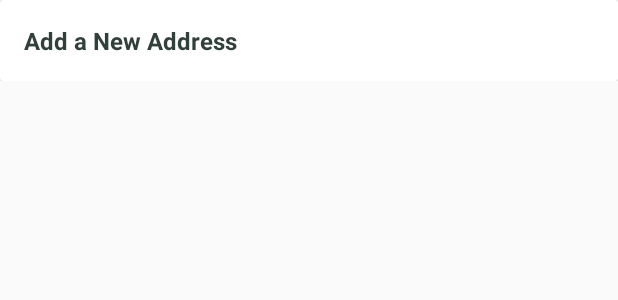
After one commit to PromasterGuru/android-client, an Android app: the layout activity_select_address.xml on its own in the app's theme, with its tools: preview values and no code run, on a phone screen of 412 x 824 dp. The commit adds this screen. Shown: the top 300 px of the screen. Run offline under Robolectric (Android 15) with nearby library versions, the phone set to English and light mode, and no system bars.

Commit message:
Done with address

```diff
--- a/app/src/main/java/com/neeru/client/RegisterationActivity.java
+++ b/app/src/main/java/com/neeru/client/RegisterationActivity.java
@@ -89,7 +89,7 @@ public class RegisterationActivity extends BaseActivity implements View.OnClickL
             mCircularButton.setProgress(50);
 
             JsonRequestHandler jsObjRequest = new JsonRequestHandler
-                    (Request.Method.POST, url, null, this, this,null);
+                    (Request.Method.POST, url, null, this, this, null);
 
 
             NetworkHandler.getInstance(this).addToRequestQueue(jsObjRequest);
--- a/app/src/main/res/layout/activity_final_order.xml
+++ b/app/src/main/res/layout/activity_final_order.xml
@@ -37,6 +37,7 @@
                     android:textStyle="bold" />
 
                 <TextView
+                    android:id="@+id/title_product"
                     android:layout_width="wrap_content"
                     android:layout_height="wrap_content"
                     android:layout_gravity="left"
--- /dev/null
+++ b/app/src/main/res/layout/activity_select_address.xml
@@ -0,0 +1,22 @@
+<?xml version="1.0" encoding="utf-8"?>
+<LinearLayout xmlns:android="http://schemas.android.com/apk/res/android"
+    xmlns:tools="http://schemas.android.com/tools"
+    android:layout_width="match_parent"
+    android:layout_height="match_parent"
+    tools:context="com.neeru.client.SelectAddressActivity">
+
+    <android.support.v4.widget.NestedScrollView
+        android:layout_width="match_parent"
+        android:layout_height="match_parent">
+
+
+        <LinearLayout
+            android:layout_width="match_parent"
+            android:layout_height="wrap_content"
+            android:orientation="vertical">
+
+            <include layout="@layout/add_address" />
+        </LinearLayout>
+
+    </android.support.v4.widget.NestedScrollView>
+</LinearLayout>
--- /dev/null
+++ b/app/src/main/res/layout/add_address.xml
@@ -0,0 +1,103 @@
+<?xml version="1.0" encoding="utf-8"?>
+
+<android.support.v7.widget.CardView xmlns:android="http://schemas.android.com/apk/res/android"
+    xmlns:app="http://schemas.android.com/apk/res-auto"
+    xmlns:card_view="http://schemas.android.com/tools"
+    android:id="@+id/card_view"
+    android:layout_width="match_parent"
+    android:layout_height="match_parent"
+    app:contentPadding="@dimen/activity_horizontal_margin"
+    card_view:cardCornerRadius="4dp">
+
+    <LinearLayout
+        android:layout_width="match_parent"
+        android:layout_height="match_parent"
+        android:orientation="vertical">
+
+
+        <com.neeru.client.views.ReaderFontTextView
+            android:id="@+id/text_add_address"
+            android:layout_width="match_parent"
+            android:layout_height="wrap_content"
+            android:layout_gravity="left|center"
+            android:gravity="center|left"
+            android:text="@string/text_add_new_address"
+            android:textColor="@color/textColorPrimary"
+            android:textSize="@dimen/text_address_size"
+            app:fontName="Roboto_Bold" />
+
+
+        <LinearLayout
+            android:id="@+id/layout_address"
+            android:layout_width="match_parent"
+            android:layout_height="match_parent"
+            android:orientation="vertical"
+            android:visibility="gone">
+
+            <android.support.design.widget.TextInputLayout
+                android:id="@+id/input_layout_name"
+                android:layout_width="match_parent"
+                android:layout_height="wrap_content">
+
+                <EditText
+                    android:id="@+id/input_name"
+                    android:layout_width="match_parent"
+                    android:layout_height="wrap_content"
+                    android:hint="@string/hint_full_name" />
+
+            </android.support.design.widget.TextInputLayout>
+
+            <android.support.design.widget.TextInputLayout
+                android:id="@+id/input_layout_flat"
+                android:layout_width="match_parent"
+                android:layout_height="wrap_content">
+
+                <EditText
+                    android:id="@+id/input_flat"
+                    android:layout_width="match_parent"
+                    android:layout_height="wrap_content"
+                    android:hint="@string/hint_flat" />
+
+            </android.support.design.widget.TextInputLayout>
+
+            <android.support.design.widget.TextInputLayout
+                android:id="@+id/input_layout_colony"
+                android:layout_width="match_parent"
+                android:layout_height="wrap_content">
+
+                <EditText
+                    android:id="@+id/input_colony"
+                    android:layout_width="match_parent"
+                    android:layout_height="wrap_content"
+                    android:hint="@string/hint_colony" />
+
+            </android.support.design.widget.TextInputLayout>
+
+            <android.support.design.widget.TextInputLayout
+                android:id="@+id/input_layout_landmark"
+                android:layout_width="match_parent"
+                android:layout_height="wrap_content">
+
+                <EditText
+                    android:id="@+id/input_landmark"
+                    android:layout_width="match_parent"
+                    android:layout_height="wrap_content"
+                    android:hint="@string/hint_landmark" />
+
+            </android.support.design.widget.TextInputLayout>
+
+            <com.neeru.client.views.ButtonView
+                android:id="@+id/save"
+                android:layout_width="wrap_content"
+                android:layout_height="wrap_content"
+                android:layout_gravity="center"
+                android:layout_marginTop="@dimen/activity_horizontal_margin"
+                android:background="@drawable/drawable_blue"
+                android:text="SAVE"
+                android:textColor="#F8F8F6"
+                android:textSize="18sp"
+                app:fontName="Klavika_Bold" />
+        </LinearLayout>
+
+    </LinearLayout>
+</android.support.v7.widget.CardView>
--- a/app/src/main/res/layout/content_order.xml
+++ b/app/src/main/res/layout/content_order.xml
@@ -113,6 +113,7 @@
                         app:fontName="Roboto_Bold" />
 
                     <LinearLayout
+                        android:id="@+id/address_container"
                         android:layout_width="match_parent"
                         android:layout_height="wrap_content"
                         android:background="?attr/selectableItemBackground"
@@ -121,7 +122,6 @@
                         android:padding="10dp">
 
                         <LinearLayout
-                            android:id="@+id/address_container"
                             android:layout_width="0dp"
                             android:layout_height="wrap_content"
                             android:layout_weight="1.8"
@@ -137,6 +137,7 @@
                                 app:fontName="Roboto_Bold" />
 
                             <com.neeru.client.views.ReaderFontTextView
+                                android:id="@+id/text_address"
                                 android:layout_width="match_parent"
                                 android:layout_height="wrap_content"
                                 android:ellipsize="end"
--- a/app/src/main/res/values/dimens.xml
+++ b/app/src/main/res/values/dimens.xml
@@ -44,4 +44,6 @@
     <dimen name="button_size_width">60dip</dimen>
     <dimen name="button_size_height">35dip</dimen>
     <dimen name="leftMargin_can">10dp</dimen>
+
+    <dimen name="text_address_size">16.0sp</dimen>
 </resources>
--- a/app/src/main/res/values/strings.xml
+++ b/app/src/main/res/values/strings.xml
@@ -122,4 +122,14 @@
 
     <string name="text_empty_time">We are not serving same day after 8PM,\n Please select other date.</string>
     <string name="title_order">Orders</string>
+
+
+    <string name="text_add_new_address">Add a New Address</string>
+    <string name="hint_full_name">Full name</string>
+    <string name="hint_pincode">Pincode</string>
+    <string name="hint_flat">Flat / House No. / Floor / Building</string>
+    <string name="hint_colony">Colony / Street / Locality</string>
+    <string name="hint_landmark">Landmark (optional)</string>
+
+
 </resources>
```
Also changed, not shown: app/src/main/AndroidManifest.xml (+7 -11 lines), app/src/main/java/com/neeru/client/FinalOrderActivity.java (+55 -1 lines), app/src/main/java/com/neeru/client/OTPVarificationActivity.java (+11 -13 lines), app/src/main/java/com/neeru/client/SelectAddressActivity.java (added, +62 -0 lines), app/src/main/java/com/neeru/client/models/Address.java (+44 -1 lines), app/src/main/java/com/neeru/client/receiver/OtpReader.java (+11 -4 lines), 1 other file.
